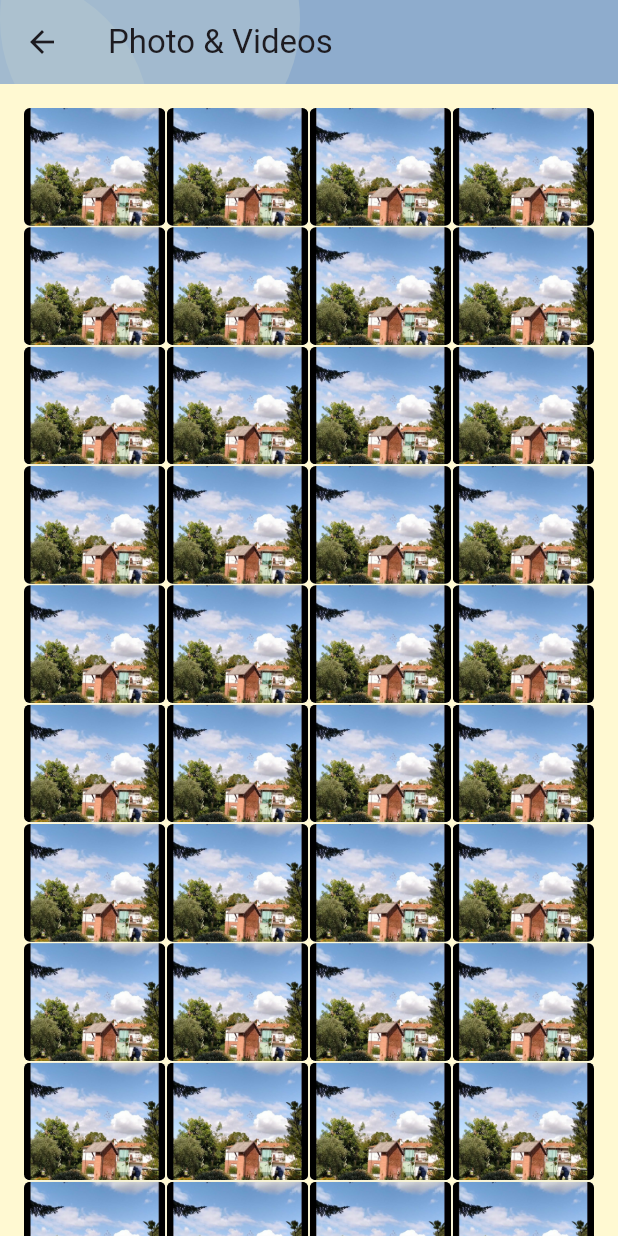
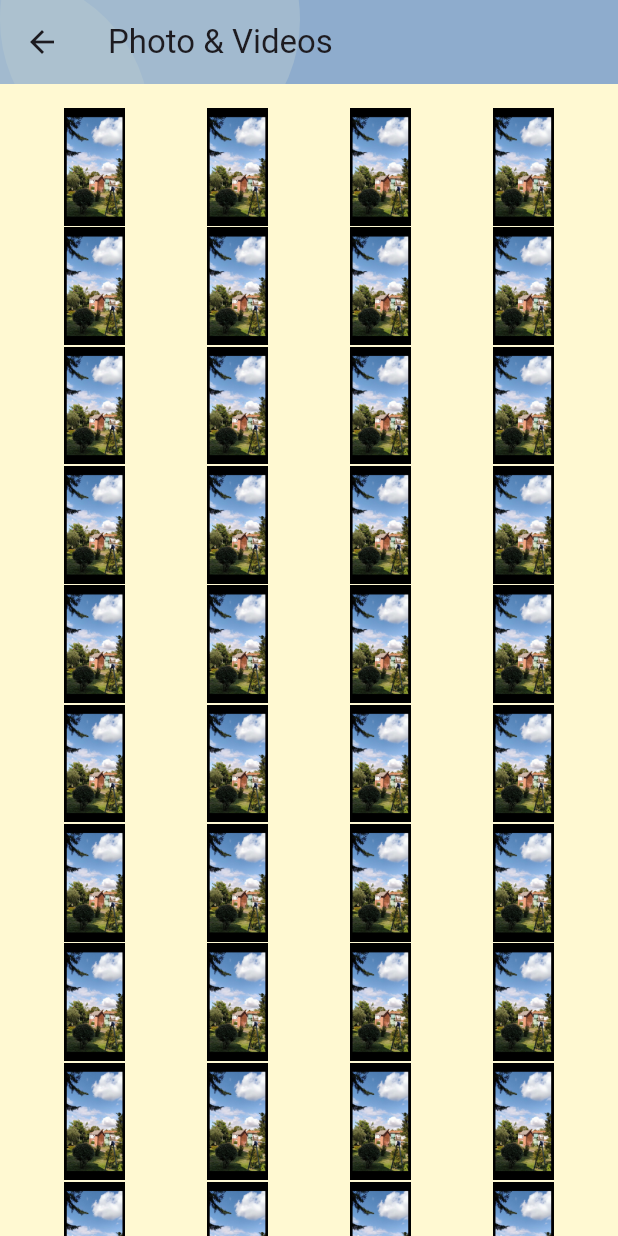
Before and after one commit to yuji-luigi/migla_flutter_mobile, a Flutter app: the PhotoVideosGallery screen opened directly, on a phone screen of 412 x 824 dp. Run offline on Flutter 3.47's test engine with Material 3 defaults, Android fonts, the phone set to English and light mode, and no system bars; our stand-ins replace cloud_firestore, firebase_core, flutter_secure_storage, flutter_svg, graphql, graphql_flutter and 1 more; missing offline and left inert: flutter_pdfview; accounts and stored records are empty; generated files the repository leaves out were written again; network calls fail; project files that could hold a hidden picture were left out.

Commit message:
refactor: Clean up unused imports in DashboardLeftDrawer and enhance image loading in GalleryGridItem with error and loading handling

```diff
--- a/lib/src/widgets/drawer/dashboard_left_drawer.dart
+++ b/lib/src/widgets/drawer/dashboard_left_drawer.dart
@@ -1,17 +1,14 @@
 import 'package:flutter/material.dart';
-import 'package:flutter_svg/svg.dart';
 import 'package:migla_flutter/src/constants/image_constants/svg_icon_constants.dart';
 import 'package:migla_flutter/src/extensions/localization/localization_context_extension.dart';
 import 'package:migla_flutter/src/models/internal/objects/nav_item.dart';
 import 'package:migla_flutter/src/screens/dashboard/notification_screens/notification_list_screen.dart';
-import 'package:migla_flutter/src/screens/dashboard/photo_videos_screens/photo_videos_top_screen.dart';
 import 'package:migla_flutter/src/screens/dashboard/setting_screens/settings_screen.dart';
 import 'package:migla_flutter/src/theme/spacing_constant.dart';
 import 'package:migla_flutter/src/theme/theme_constants.dart';
 import 'package:migla_flutter/src/widgets/drawer/tiles/drawer_list_tile.dart';
 import 'package:migla_flutter/src/widgets/drawer/tiles/student_switch_tile.dart';
 import 'package:migla_flutter/src/widgets/popovers/account_popover.dart';
-import 'package:nb_utils/nb_utils.dart';
 
 class DashboardLeftDrawer extends StatelessWidget {
   const DashboardLeftDrawer({super.key});
--- a/lib/src/widgets/list/gallery_grid/gallery_grid.dart
+++ b/lib/src/widgets/list/gallery_grid/gallery_grid.dart
@@ -121,17 +121,22 @@ class GalleryGridItem extends StatelessWidget {
         tag: tag ?? "image_$index", // ✅ Unique tag for smooth animation
         child: Container(
           height: height,
-          decoration: BoxDecoration(
-            image: DecorationImage(
-              image: imagePath.contains('http')
-                  ? Image.network(imagePath).image
-                  : AssetImage(imagePath),
-              fit: BoxFit.cover,
-            ),
-            color: Colors.grey[300],
-            borderRadius: BorderRadius.circular(4),
-          ),
           alignment: Alignment.center,
+          child: imagePath.contains('http')
+              ? Image.network(
+                  imagePath,
+                  errorBuilder: (context, error, stackTrace) {
+                    return const Icon(Icons.broken_image,
+                        size: 48, color: Colors.red);
+                  },
+                  loadingBuilder: (context, child, loadingProgress) {
+                    if (loadingProgress == null) return child;
+                    return const Center(
+                      child: CircularProgressIndicator(),
+                    );
+                  },
+                )
+              : Image.asset(imagePath),
         ),
       ),
     );
```
